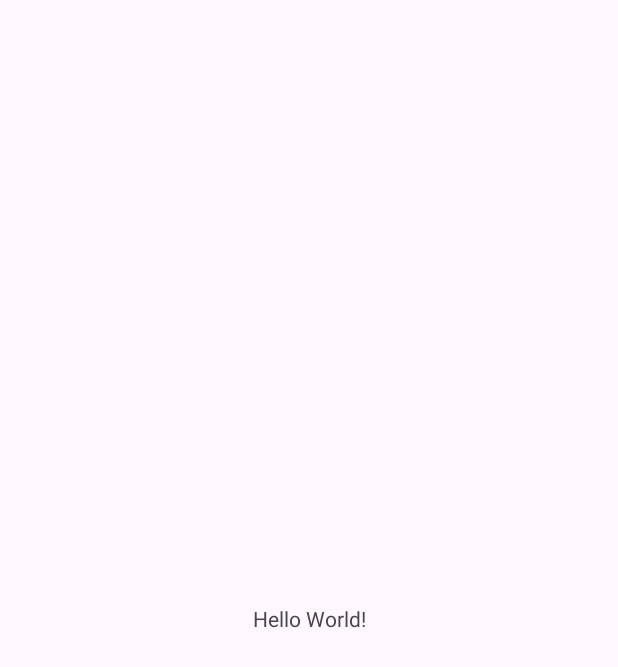
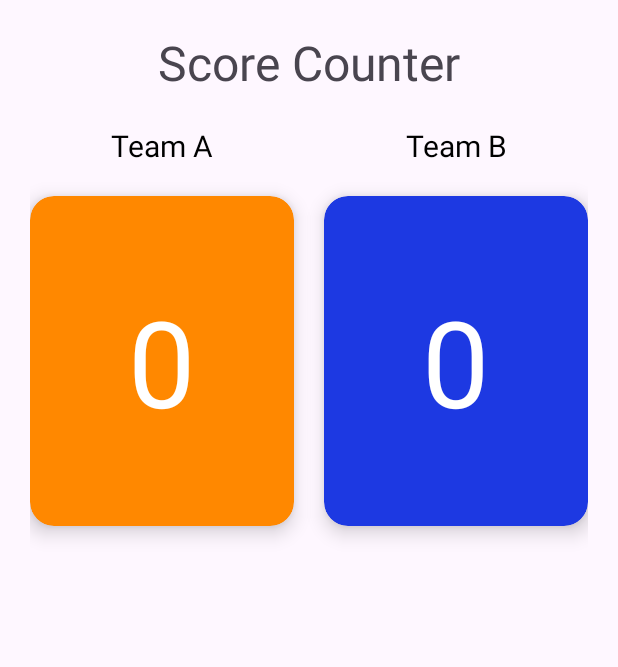
Before and after one commit to muhyi7/ScoreCounter, an Android app: the screen it shows after launch (MainActivity), on a phone screen of 412 x 824 dp. Before the commit the part shown is almost empty. Shown: the top 667 px of the screen. Run offline under Robolectric (Android 15) with nearby library versions, the phone set to English and light mode, and no system bars.

Commit message:
"Set Up Layout 2"

```diff
--- a/app/src/main/res/layout-sw600dp/activity_main.xml
+++ /dev/null
@@ -1,41 +0,0 @@
-<?xml version="1.0" encoding="utf-8"?>
-<androidx.constraintlayout.widget.ConstraintLayout xmlns:android="http://schemas.android.com/apk/res/android"
-    xmlns:app="http://schemas.android.com/apk/res-auto"
-    xmlns:tools="http://schemas.android.com/tools"
-    android:layout_width="match_parent"
-    android:layout_height="match_parent"
-    android:padding="20dp"
-    tools:context=".MainActivity">
-
-    <TextView
-        android:id="@+id/textViewScoreCounter"
-        android:layout_width="wrap_content"
-        android:layout_height="wrap_content"
-        android:text="@string/score_counter"
-        android:textSize="32sp"
-        android:textColor="@color/black"
-        app:layout_constraintEnd_toEndOf="parent"
-        app:layout_constraintStart_toStartOf="parent"
-        app:layout_constraintTop_toTopOf="parent" />
-
-    <TextView
-        android:id="@+id/textViewTeamA"
-        android:layout_width="wrap_content"
-        android:layout_height="wrap_content"
-        android:text="@string/team_a"
-        android:textColor="@color/black"
-        android:textSize="20sp"
-        android:layout_marginTop="20dp"
-        app:layout_constraintTop_toBottomOf="@id/textViewScoreCounter"/>
-
-    <TextView
-        android:id="@+id/textViewTeamB"
-        android:layout_width="wrap_content"
-        android:layout_height="wrap_content"
-        android:text="@string/team_b"
-        android:textColor="@color/black"
-        android:textSize="20sp"
-        android:layout_marginTop="20dp"
-        app:layout_constraintTop_toBottomOf="@id/textViewScoreCounter"/>
-
-</androidx.constraintlayout.widget.ConstraintLayout>
--- a/app/src/main/res/layout/activity_main.xml
+++ b/app/src/main/res/layout/activity_main.xml
@@ -4,15 +4,90 @@
     xmlns:tools="http://schemas.android.com/tools"
     android:layout_width="match_parent"
     android:layout_height="match_parent"
+    android:padding="20dp"
     tools:context=".MainActivity">
 
     <TextView
+        android:id="@+id/textViewScoreCounter"
         android:layout_width="wrap_content"
         android:layout_height="wrap_content"
-        android:text="Hello World!"
-        app:layout_constraintBottom_toBottomOf="parent"
+        android:text="@string/score_counter"
+        android:textSize="32sp"
         app:layout_constraintEnd_toEndOf="parent"
         app:layout_constraintStart_toStartOf="parent"
         app:layout_constraintTop_toTopOf="parent" />
 
+    <TextView
+        android:id="@+id/textViewTeamA"
+        android:layout_width="wrap_content"
+        android:layout_height="wrap_content"
+        android:text="@string/team_a"
+        android:textColor="@color/black"
+        android:textSize="20sp"
+        android:layout_marginTop="20dp"
+        app:layout_constraintStart_toStartOf="@id/cardViewScoreTeamA"
+        app:layout_constraintEnd_toEndOf="@id/cardViewScoreTeamA"
+        app:layout_constraintTop_toBottomOf="@id/textViewScoreCounter"/>
+
+    <TextView
+        android:id="@+id/textViewTeamB"
+        android:layout_width="wrap_content"
+        android:layout_height="wrap_content"
+        android:text="@string/team_b"
+        android:textColor="@color/black"
+        android:textSize="20sp"
+        android:layout_marginTop="20dp"
+        app:layout_constraintStart_toStartOf="@id/cardViewScoreTeamB"
+        app:layout_constraintEnd_toEndOf="@id/cardViewScoreTeamB"
+        app:layout_constraintTop_toBottomOf="@id/textViewScoreCounter"/>
+    <androidx.cardview.widget.CardView
+        android:id="@+id/cardViewScoreTeamA"
+        android:layout_width="0dp"
+        android:layout_height="220dp"
+        app:cardBackgroundColor="@android:color/holo_orange_dark"
+        app:cardElevation="8dp"
+        app:cardCornerRadius="16dp"
+        android:layout_marginTop="20dp"
+        android:layout_marginEnd="10dp"
+        app:layout_constraintEnd_toStartOf="@id/cardViewScoreTeamB"
+        app:layout_constraintStart_toStartOf="parent"
+        app:layout_constraintTop_toBottomOf="@id/textViewTeamA">
+
+        <TextView
+            android:id="@+id/tvScoreTeamA"
+            android:layout_width="wrap_content"
+            android:layout_height="wrap_content"
+            android:text="0"
+            android:textSize="80sp"
+            android:layout_gravity="center"
+            android:textColor="@color/white"/>
+
+    </androidx.cardview.widget.CardView>
+
+    <androidx.cardview.widget.CardView
+        android:id="@+id/cardViewScoreTeamB"
+        android:layout_width="0dp"
+        android:layout_height="220dp"
+        app:cardBackgroundColor="@color/blue"
+        app:cardElevation="8dp"
+        app:cardCornerRadius="16dp"
+        android:layout_marginTop="20dp"
+        android:layout_marginStart="10dp"
+        app:layout_constraintStart_toEndOf="@id/cardViewScoreTeamA"
+        app:layout_constraintEnd_toEndOf="parent"
+        app:layout_constraintTop_toBottomOf="@id/textViewTeamB">
+
+        <TextView
+            android:id="@+id/tvScoreTeamB"
+            android:layout_width="wrap_content"
+            android:layout_height="wrap_content"
+            android:text="0"
+            android:textSize="80sp"
+            android:layout_gravity="center"
+            android:textColor="@color/white"/>
+
+    </androidx.cardview.widget.CardView>
+
+
+
 </androidx.constraintlayout.widget.ConstraintLayout>
--- a/app/src/main/res/values/colors.xml
+++ b/app/src/main/res/values/colors.xml
@@ -2,4 +2,6 @@
 <resources>
     <color name="black">#FF000000</color>
     <color name="white">#FFFFFFFF</color>
+
+    <color name="blue">#1D39E2</color>
 </resources>
--- a/app/src/main/res/values/strings.xml
+++ b/app/src/main/res/values/strings.xml
@@ -3,4 +3,7 @@
     <string name="score_counter">Score Counter</string>
     <string name="team_a">Team A</string>
     <string name="team_b">Team B</string>
+
+
+
 </resources>
```
